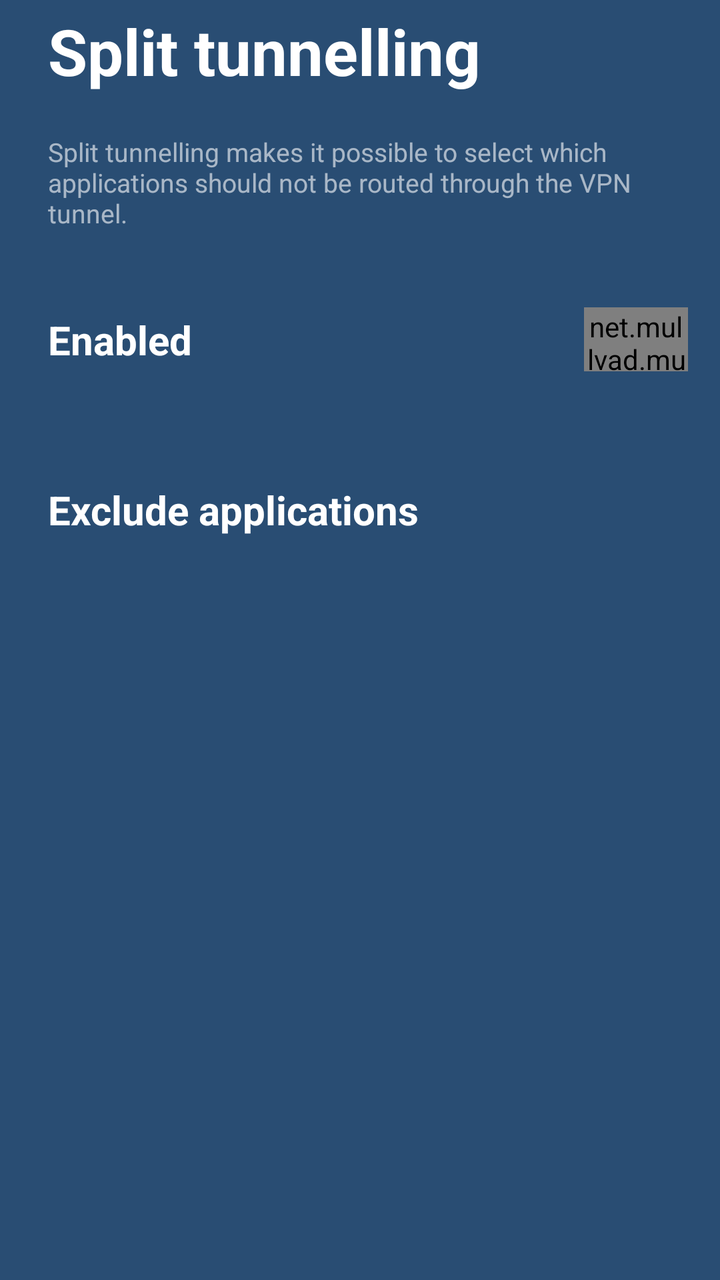
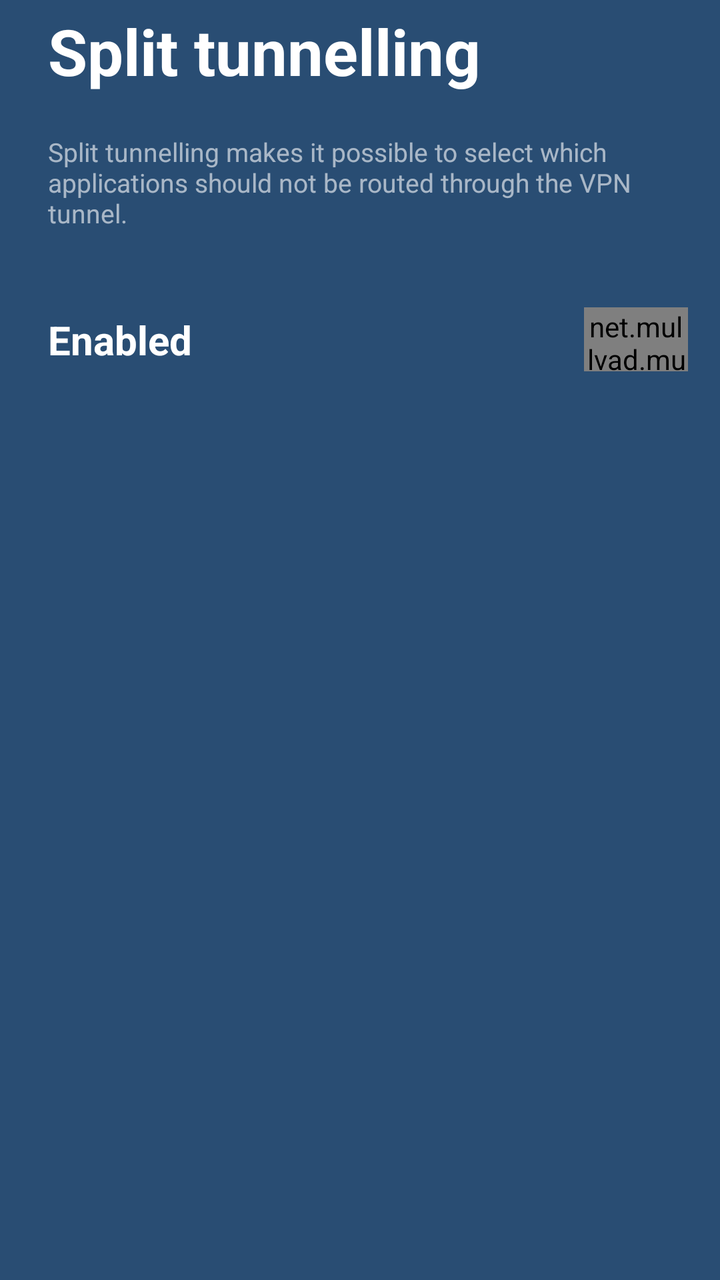

An Android layout rendered at two revisions. The XML below is the earlier revision; the diff shows what the commit changed to produce the second picture.
<!-- AndroidManifest.xml: application theme AppTheme -->
<!-- res/layout/split_tunnelling_header.xml -->
<LinearLayout xmlns:android="http://schemas.android.com/apk/res/android"
              android:layout_width="match_parent"
              android:layout_height="wrap_content"
              android:orientation="vertical"
              android:gravity="left">
    <TextView android:id="@+id/expanded_title"
              android:layout_width="wrap_content"
              android:layout_height="wrap_content"
              android:layout_weight="0"
              android:layout_marginLeft="24dp"
              android:layout_marginTop="4dp"
              android:layout_marginBottom="12dp"
              android:text="@string/split_tunnelling"
              android:textColor="@color/white"
              android:textSize="32sp"
              android:textStyle="bold" />
    <TextView android:layout_width="match_parent"
              android:layout_height="wrap_content"
              android:paddingTop="8dp"
              android:paddingHorizontal="24dp"
              android:text="@string/split_tunnelling_description"
              android:textColor="@color/white60"
              android:textSize="13sp" />
    <LinearLayout android:id="@+id/enabled"
                  android:layout_width="match_parent"
                  android:layout_height="wrap_content"
                  android:layout_marginTop="24dp"
                  android:paddingHorizontal="16dp"
                  android:background="@drawable/cell_button_background"
                  android:gravity="center">
        <TextView android:layout_width="wrap_content"
                  android:layout_height="wrap_content"
                  android:layout_weight="1"
                  android:paddingHorizontal="8dp"
                  android:paddingVertical="17dp"
                  android:textColor="@color/white"
                  android:textSize="20sp"
                  android:textStyle="bold"
                  android:text="@string/enabled" />
        <net.mullvad.mullvadvpn.ui.CellSwitch android:id="@+id/enabled_toggle"
                                              android:layout_width="52dp"
                                              android:layout_height="32dp"
                                              android:layout_weight="0" />
    </LinearLayout>
    <LinearLayout android:layout_width="match_parent"
                  android:layout_height="wrap_content"
                  android:layout_marginTop="24dp"
                  android:paddingHorizontal="16dp"
                  android:background="@drawable/cell_button_background"
                  android:gravity="center">
        <TextView android:layout_width="wrap_content"
                  android:layout_height="wrap_content"
                  android:layout_weight="1"
                  android:paddingHorizontal="8dp"
                  android:paddingVertical="17dp"
                  android:textColor="@color/white"
                  android:textSize="20sp"
                  android:textStyle="bold"
                  android:text="@string/exclude_applications" />
    </LinearLayout>
</LinearLayout>
<!-- resources referenced by this layout -->
<resources>
  <color name="white">#FFFFFF</color>
  <color name="white60">#99FFFFFF</color>
  <!-- drawable cell_button_background (drawable) -->
  <?xml version="1.0" encoding="utf-8"?>
  <selector xmlns:android="http://schemas.android.com/apk/res/android">
      <item android:state_pressed="false">
          <shape android:shape="rectangle">
              <solid android:color="@color/blue" />
          </shape>
      </item>
      <item android:state_pressed="true">
          <shape android:shape="rectangle">
              <solid android:color="@color/blue80" />
          </shape>
      </item>
  </selector>
  <string name="enabled">Enabled</string>
  <string name="exclude_applications">Exclude applications</string>
  <string name="split_tunnelling">Split tunnelling</string>
  <string name="split_tunnelling_description">Split tunnelling makes it possible to select which
      applications should not be routed through the VPN tunnel.</string>
  <style name="AppTheme" parent="Theme.AppCompat.NoActionBar">
          <item name="colorPrimary">@color/colorPrimary</item>
          <item name="android:windowBackground">@color/blue</item>
      </style>
  <color name="blue">#294D73</color>
  <color name="blue80">#CC294D73</color>
  <color name="colorPrimary">#294D73</color>
</resources>

<!-- the commit's change to res/layout/split_tunnelling_header.xml (unified diff, before → after) -->
@@ -42,11 +42,13 @@
                                               android:layout_height="32dp"
                                               android:layout_weight="0" />
     </LinearLayout>
-    <LinearLayout android:layout_width="match_parent"
+    <LinearLayout android:id="@+id/exclude_applications"
+                  android:layout_width="match_parent"
                   android:layout_height="wrap_content"
                   android:layout_marginTop="24dp"
                   android:paddingHorizontal="16dp"
                   android:background="@drawable/cell_button_background"
+                  android:visibility="gone"
                   android:gravity="center">
         <TextView android:layout_width="wrap_content"
                   android:layout_height="wrap_content"
